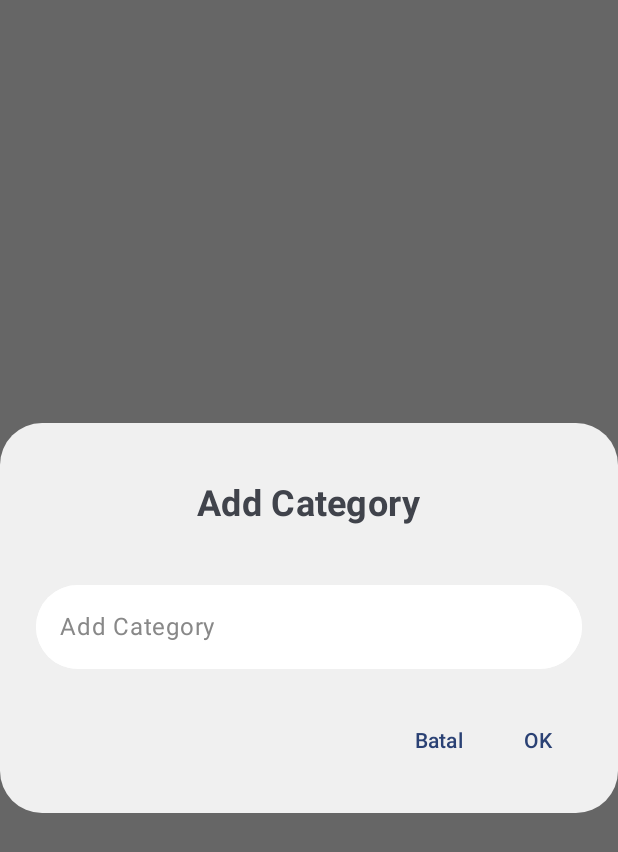
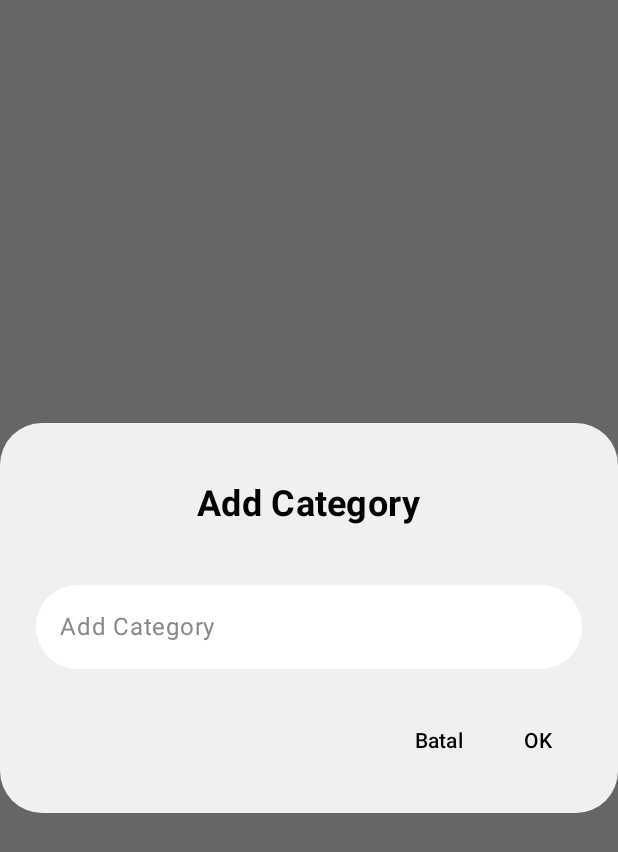
Before and after one commit to DewiPuspitass/Laventry, an Android app built with Jetpack Compose: the @Preview function AddCategoryPreview, on a phone screen of 412 x 824 dp. Shown: the top 852 px of the screen. Run offline under Robolectric (Android 15) with nearby library versions, the phone set to English and light mode, and no system bars.

Commit message:
Mengubah warna teks input tambah barang dan kategori menjadi warna hitam

```diff
--- a/app/src/main/java/com/dewipuspitasari0020/laventry/ui/screen/DisplayAddCategory.kt
+++ b/app/src/main/java/com/dewipuspitasari0020/laventry/ui/screen/DisplayAddCategory.kt
@@ -21,6 +21,7 @@ import androidx.compose.ui.Alignment
 import androidx.compose.ui.Modifier
 import androidx.compose.ui.graphics.Color
 import androidx.compose.ui.res.stringResource
+import androidx.compose.ui.text.TextStyle
 import androidx.compose.ui.text.font.FontWeight
 import androidx.compose.ui.tooling.preview.Preview
 import androidx.compose.ui.unit.dp
@@ -41,12 +42,12 @@ fun DisplayAddCategory(
         onDismissRequest = onDismissRequest,
         confirmButton = {
             TextButton(onClick = { onConfirmation(text) }) {
-                Text("OK")
+                Text("OK", color = Color.Black)
             }
         },
         dismissButton = {
             TextButton(onClick = onDismissRequest) {
-                Text("Batal")
+                Text("Batal", color = Color.Black)
             }
         },
         text = {
@@ -58,7 +59,8 @@ fun DisplayAddCategory(
                     text = stringResource(R.string.add_category),
                     fontWeight = FontWeight.Bold,
                     fontSize = 24.sp,
-                    modifier = Modifier.padding(16.dp)
+                    modifier = Modifier.padding(16.dp),
+                    color = Color.Black
                 )
                 Spacer(modifier = Modifier.height(24.dp))
                 TextField(
@@ -80,6 +82,7 @@ fun DisplayAddCategory(
                         focusedIndicatorColor = Color.Transparent,
                         unfocusedIndicatorColor = Color.Transparent
                     ),
+                    textStyle = TextStyle(color = Color.Black),
                     singleLine = true
                 )
             }
@@ -101,12 +104,12 @@ fun DisplayEditCategory(
         confirmButton = {
             val updatedKategori = kategori.copy(nama_kategori = text)
             TextButton(onClick = { onConfirmation(updatedKategori) }) {
-                Text("OK")
+                Text("OK", color = Color.Black)
             }
         },
         dismissButton = {
             TextButton(onClick = onDismissRequest) {
-                Text("Batal")
+                Text("Batal", color = Color.Black)
             }
         },
         text = {
@@ -118,7 +121,8 @@ fun DisplayEditCategory(
                     text = stringResource(R.string.edit_category),
                     fontWeight = FontWeight.Bold,
                     fontSize = 24.sp,
-                    modifier = Modifier.padding(16.dp)
+                    modifier = Modifier.padding(16.dp),
+                    color = Color.Black
                 )
                 Spacer(modifier = Modifier.height(24.dp))
                 TextField(
@@ -140,6 +144,7 @@ fun DisplayEditCategory(
                         focusedIndicatorColor = Color.Transparent,
                         unfocusedIndicatorColor = Color.Transparent
                     ),
+                    textStyle = TextStyle(color = Color.Black),
                     singleLine = true
                 )
             }
--- a/app/src/main/java/com/dewipuspitasari0020/laventry/ui/screen/TambahBarang.kt
+++ b/app/src/main/java/com/dewipuspitasari0020/laventry/ui/screen/TambahBarang.kt
@@ -64,6 +64,7 @@ import androidx.compose.ui.graphics.drawscope.Stroke
 import androidx.compose.ui.layout.ContentScale
 import androidx.compose.ui.platform.LocalContext
 import androidx.compose.ui.res.stringResource
+import androidx.compose.ui.text.TextStyle
 import androidx.compose.ui.text.input.ImeAction
 import androidx.compose.ui.text.input.KeyboardCapitalization
 import androidx.compose.ui.text.input.KeyboardType
@@ -336,6 +337,7 @@ fun AddItems(modifier: Modifier = Modifier, id: Long? = null, navController: Nav
                 keyboardType = KeyboardType.Text,
                 imeAction = ImeAction.Next
             ),
+            textStyle = TextStyle(color = Color.Black),
             singleLine = false,
             maxLines = 5
         )
@@ -516,6 +518,7 @@ fun InputPendek(
                 focusedIndicatorColor = Color.Transparent,
                 unfocusedIndicatorColor = Color.Transparent
             ),
+            textStyle = TextStyle(color = Color.Black),
             keyboardOptions = keyboardOptions,
             singleLine = true
         )
@@ -562,6 +565,7 @@ fun DropdownCategory(
                     focusedIndicatorColor = Color.Transparent,
                     unfocusedIndicatorColor = Color.Transparent
                 ),
+                textStyle = TextStyle(color = Color.Black),
                 shape = RoundedCornerShape(50.dp),
             )
 
```
